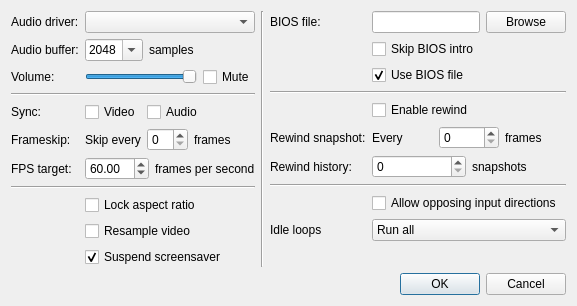
mgba-emu/mgba, file src/platform/qt/SettingsView.ui: the form before one commit.
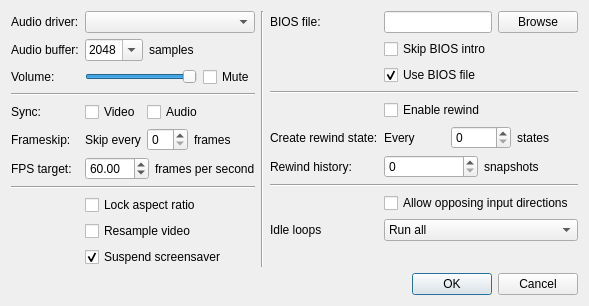
The form after the commit.

What changed in the file:
```diff
--- a/src/platform/qt/SettingsView.ui
+++ b/src/platform/qt/SettingsView.ui
@@ -327,7 +327,7 @@
        <item row="5" column="0">
         <widget class="QLabel" name="label_4">
          <property name="text">
-          <string>Rewind snapshot:</string>
+          <string>Create rewind state:</string>
          </property>
         </widget>
        </item>
@@ -346,7 +346,7 @@
          <item>
           <widget class="QLabel" name="label_6">
            <property name="text">
-            <string>frames</string>
+            <string>states</string>
            </property>
           </widget>
          </item>
```
